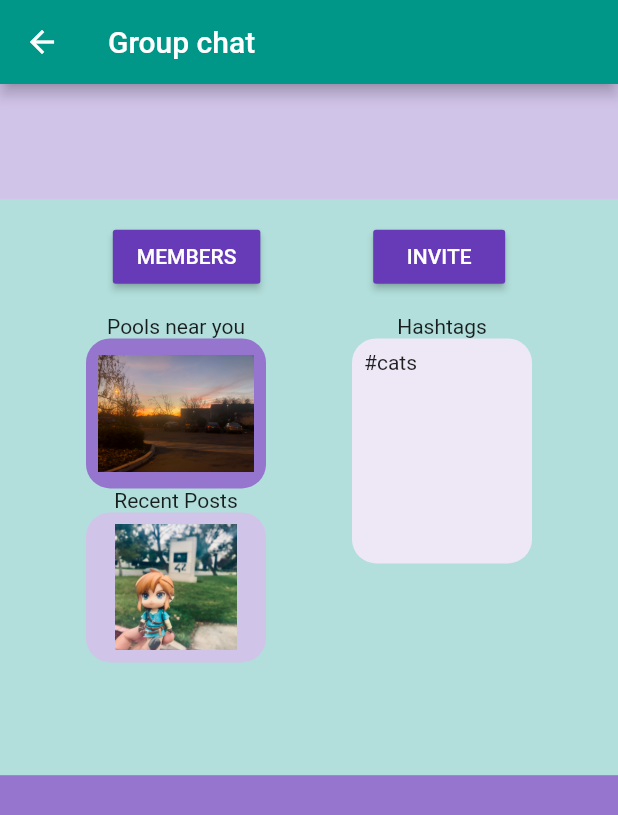
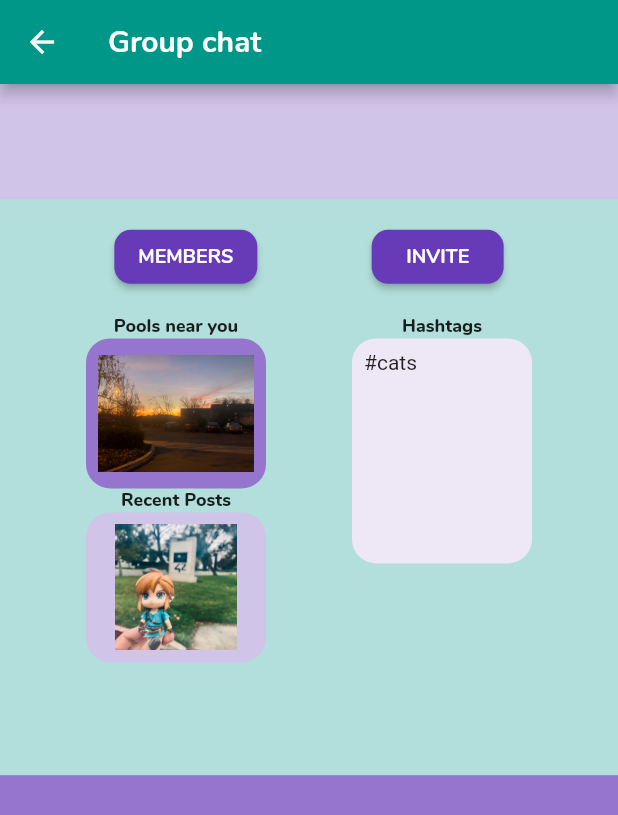
Before and after one commit to piratelicorne/swim_flutter_app, a Flutter app: the screen it shows after launch, after a tap on "Group Chat", on a phone screen of 412 x 824 dp. Shown: the top 815 px of the screen. Run offline on Flutter 3.47's test engine with Material 2 defaults, Android fonts, the phone set to English and light mode, and no system bars.

Commit message:
adding fonts

```diff
--- a/lib/group_chat.dart
+++ b/lib/group_chat.dart
@@ -14,7 +14,12 @@ class Groupchat extends StatelessWidget {
     return Scaffold(
       backgroundColor: Colors.teal[100],
       appBar: AppBar(
-        title: Text("Group chat"),
+        title: Text("Group chat",
+          style: TextStyle(
+                fontSize: 20.0,
+                fontFamily: 'NunitoBold',
+              ),
+        ),
         backgroundColor: Colors.teal[500],
       ),
       body: Container(
--- a/lib/main.dart
+++ b/lib/main.dart
@@ -17,7 +17,11 @@ class Home extends StatelessWidget {
     return Scaffold(
       backgroundColor: Colors.teal[100],
       appBar: AppBar(
-        title: Text('Home'),
+        title: Text('Home',
+        style: TextStyle(
+          fontSize: 16.0,
+          fontFamily: 'NunitoBold',
+        ),),
         backgroundColor: Colors.teal[500],
       ),
       body: Center(
@@ -26,9 +30,16 @@ class Home extends StatelessWidget {
           crossAxisAlignment: CrossAxisAlignment.center,
           children: [
             RaisedButton(
-              child: Text('Pool Chat'),
+              child: Text('Pool Chat',
+              style: TextStyle(
+                fontSize: 20.0,
+                fontFamily: 'Nunito',
+              ),
+            ),
+              shape: RoundedRectangleBorder(borderRadius: new BorderRadius.circular(11.0)),
               color: Colors.deepPurple,
               textColor: Colors.white,
+
               onPressed: () {
                 Navigator.push(
                   context,
@@ -37,8 +48,15 @@ class Home extends StatelessWidget {
               },
             ),
             RaisedButton(
-              child: Text('Group Chat'),
+              child: Text('Group Chat',
+                style: TextStyle(
+                  fontSize: 20.0,
+                  fontFamily: 'Nunito',
+                ),
+              ),
+              shape: RoundedRectangleBorder(borderRadius: new BorderRadius.circular(11.0)),
               color: Colors.deepPurple,
+              highlightColor: Colors.teal,
               textColor: Colors.white,
               onPressed: () {
                 Navigator.push(
@@ -48,8 +66,15 @@ class Home extends StatelessWidget {
               },
             ),
             RaisedButton(
-              child: Text('1-1 Chat'),
+              child: Text('1-1 Chat',
+                style: TextStyle(
+                  fontSize: 20.0,
+                  fontFamily: 'Nunito',
+                ),
+              ),
+              shape: RoundedRectangleBorder(borderRadius: new BorderRadius.circular(11.0)),
               color: Colors.deepPurple,
+              highlightColor: Colors.teal,
               textColor: Colors.white,
               onPressed: () {
                 Navigator.push(
--- a/lib/screens/components/group_body.dart
+++ b/lib/screens/components/group_body.dart
@@ -20,7 +20,12 @@ class GBSectButtons extends StatelessWidget {
       mainAxisAlignment: MainAxisAlignment.spaceEvenly,
       children: <Widget>[
         RaisedButton(
-          child: Text('MEMBERS'),
+          child: Text('MEMBERS',
+            style: TextStyle(
+              fontSize: 13.0,
+              fontFamily: 'NunitoBold',
+            ),
+          ),
           color: Colors.deepPurple,
           textColor: Colors.white,
           onPressed: () {
@@ -29,9 +34,15 @@ class GBSectButtons extends StatelessWidget {
               MaterialPageRoute(builder: (context) => null),
             );
           },
+          shape: RoundedRectangleBorder(borderRadius: new BorderRadius.circular(11.0)),
         ),
         RaisedButton(
-          child: Text('INVITE'),
+          child: Text('INVITE',
+            style: TextStyle(
+              fontSize: 13.0,
+              fontFamily: 'NunitoBold',
+            ),
+          ),
           color: Colors.deepPurple,
           textColor: Colors.white,
           onPressed: () {
@@ -40,6 +51,7 @@ class GBSectButtons extends StatelessWidget {
               MaterialPageRoute(builder: (context) => null),
             );
           },
+          shape: RoundedRectangleBorder(borderRadius: new BorderRadius.circular(11.0)),
         ),
       ],
     );
@@ -73,7 +85,12 @@ class GBSectPools extends StatelessWidget {
     return Container(
       child: Column(
         children: <Widget>[
-          Text("Pools near you"),
+          Text("Pools near you",
+            style: TextStyle(
+              fontSize: 12,
+              fontFamily: 'NunitoExtraBold',
+            ),
+          ),
           Container(
             padding: EdgeInsets.all(8.0),
             height: 100,
@@ -96,7 +113,12 @@ class GBSectPosts extends StatelessWidget {
     return Container(
       child: Column(
         children: <Widget>[
-          Text("Recent Posts"),
+          Text("Recent Posts",
+            style: TextStyle(
+              fontSize: 12,
+              fontFamily: 'NunitoExtraBold',
+            ),
+          ),
           Container(
             padding: EdgeInsets.all(8.0),
             height: 100,
@@ -119,7 +141,12 @@ class GBSectHashtags extends StatelessWidget {
     return Container(
       child: Column(
         children: <Widget>[
-          Text("Hashtags"),
+          Text("Hashtags",
+            style: TextStyle(
+              fontSize: 12,
+              fontFamily: 'NunitoExtraBold',
+            ),
+          ),
           Container(
             padding: EdgeInsets.all(8.0),
             height: 150,
@@ -155,31 +182,8 @@ class GBSectChat extends StatelessWidget {
 
 
 
-/**
-              Row(
-                mainAxisAlignment: MainAxisAlignment.spaceEvenly,
-                children: <Widget>[
-                  Text('Pools near you'),
-                  Image.asset(
-                    'graphics/outside_dorms_parking.jpeg',
-                    height: 100,
-                    width: 100,
-                  ),
-                  Text('Photos & Videos'),
-                  Image.asset(
-                    'graphics/outside_dorms_tree.jpeg',
-                    height: 100,
-                    width: 100,
-                  ),
-                  Text('Hashtags'),
-                  Image.asset(
-                    'graphics/outside_dorms_link.jpeg',
-                    height: 100,
-                    width: 100,
-                    ),
-                ],
-              ),
-              Row(
+/*
+           Row(
                 mainAxisAlignment: MainAxisAlignment.spaceEvenly,
                 children: <Widget>[
                   Text('Last messages'),
```
Also changed, not shown: fonts/OFL.txt (added, +93 -0 lines), pubspec.yaml (+11 -7 lines), fonts/Nunito-Black.ttf (added), fonts/Nunito-BlackItalic.ttf (added), fonts/Nunito-Bold.ttf (added), fonts/Nunito-BoldItalic.ttf (added), fonts/Nunito-ExtraBold.ttf (added), fonts/Nunito-ExtraBoldItalic.ttf (added), fonts/Nunito-ExtraLight.ttf (added), fonts/Nunito-ExtraLightItalic.ttf (added), fonts/Nunito-Italic.ttf (added), fonts/Nunito-Light.ttf (added), fonts/Nunito-LightItalic.ttf (added), fonts/Nunito-Regular.ttf (added), 2 more files.
